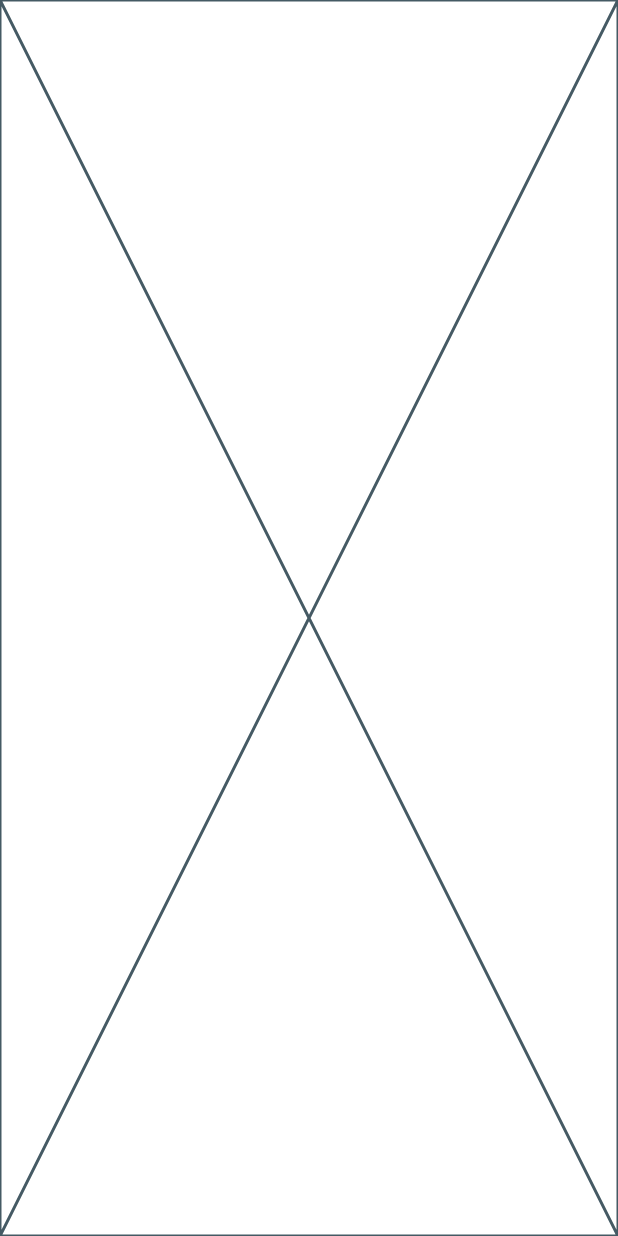
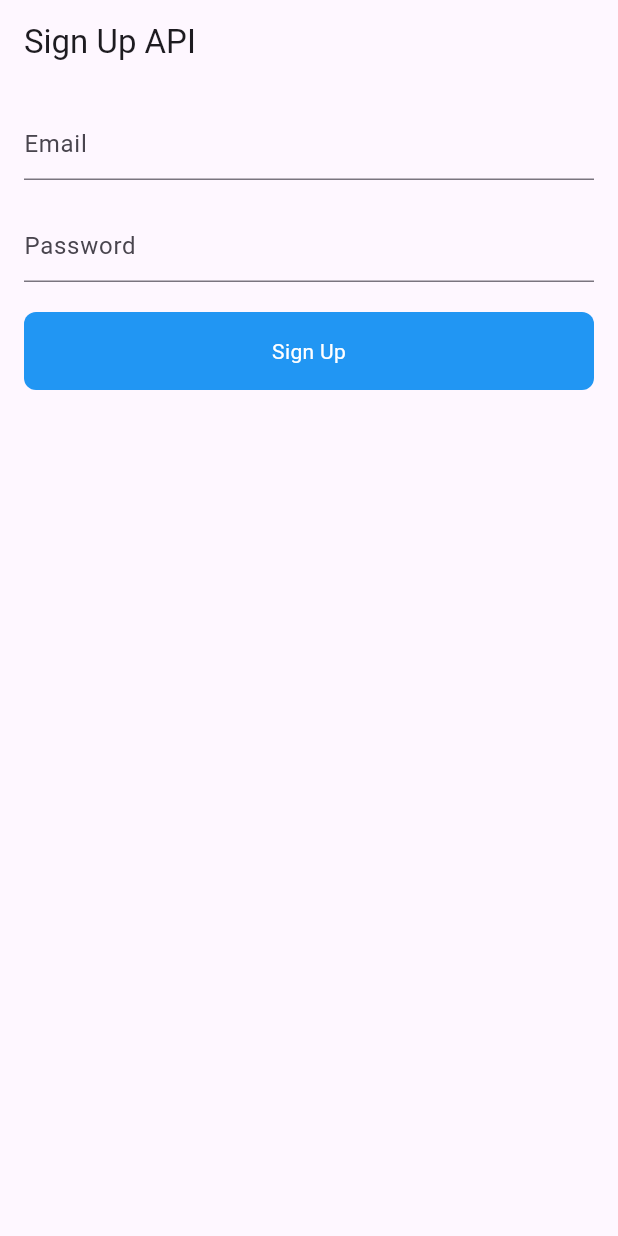
Before and after one commit to hayahahmed08/Flutter-Login-SignUp-with-RestApi, a Flutter app: the screen it shows after launch, on a phone screen of 412 x 824 dp. Run offline on Flutter 3.47's test engine with Material 3 defaults, Android fonts, the phone set to English and light mode, and no system bars.

Commit message:
functionalities include- How to create account/sign up

```diff
--- a/lib/SignUpScreen.dart
+++ b/lib/SignUpScreen.dart
@@ -1,4 +1,7 @@
+import 'dart:convert';
+
 import 'package:flutter/material.dart';
+import 'package:http/http.dart' as http;
 
 class SignUpScreen extends StatefulWidget {
   const SignUpScreen({super.key});
@@ -8,8 +11,143 @@ class SignUpScreen extends StatefulWidget {
 }
 
 class _SignUpScreenState extends State<SignUpScreen> {
+  final TextEditingController passwordController = TextEditingController();
+  final TextEditingController emailController = TextEditingController();
+
+  void login(String email, String password) async {
+    try {
+      http.Response response = await http.post(
+        Uri.parse('https://reqres.in/api/register'),
+        body: {
+          'email': email,
+          'password': password,
+        },
+      );
+      if (response.statusCode == 200) {
+        var data = jsonDecode(response.body.toString());
+        print(data['token']);
+        print('Account created successfully');
+      } else {
+        print('Failed to create account');
+      }
+    } catch (e) {
+      print(e.toString());
+    }
+  }
+
+
   @override
   Widget build(BuildContext context) {
-    return const Placeholder();
+    return Scaffold(
+      appBar: AppBar(
+        title: const Text('Sign Up API'),
+      ),
+      body: SingleChildScrollView(  // Wrap in SingleChildScrollView
+        padding: const EdgeInsets.all(16.0),
+        child: Column(
+          mainAxisAlignment: MainAxisAlignment.center,
+          crossAxisAlignment: CrossAxisAlignment.stretch,
+          children: [
+            TextFormField(
+              controller: emailController,
+              decoration: const InputDecoration(
+                hintText: 'Email',
+              ),
+              keyboardType: TextInputType.emailAddress,
+            ),
+            const SizedBox(height: 20),
+            TextFormField(
+              controller: passwordController,
+              decoration: const InputDecoration(
+                hintText: 'Password',
+              ),
+              obscureText: true,
+            ),
+            const SizedBox(height: 20),
+            GestureDetector(
+              onTap: () {
+                login(
+                  emailController.text.toString(),
+                  passwordController.text.toString(),
+                );
+              },
+              child: Container(
+                padding: const EdgeInsets.all(16.0),
+                decoration: BoxDecoration(
+                  color: Colors.blue,
+                  borderRadius: BorderRadius.circular(8.0),
+                ),
+                child: const Center(
+                  child: Text(
+                    'Sign Up',
+                    style: TextStyle(color: Colors.white),
+                  ),
+                ),
+              ),
+            ),
+          ],
+        ),
+      ),
+    );
   }
 }
+
+
+
+
+
+
+
+CREATE TABLE UserDim
+(
+UserID INT NOT NULL,
+UserName VARCHAR(50) NOT NULL,
+Gender VARCHAR(10) NOT NULL,
+Age INT NOT NULL,
+Location VARCHAR(255) NOT NULL,
+PRIMARY KEY (UserID)
+);
+
+CREATE TABLE VideoDim
+(
+VideoID INT NOT NULL,
+VideoTitle VARCHAR(100) NOT NULL,
+Channel VARCHAR(50) NOT NULL,
+Category VARCHAR(50) NOT NULL,
+UploadDate DATE NOT NULL,
+PRIMARY KEY (VideoID)
+);
+
+CREATE TABLE TimeDim
+(
+DateViewed DATE NOT NULL,
+DayOfWeek VARCHAR(20) NOT NULL,
+Month VARCHAR(20) NOT NULL,
+Year INT NOT NULL,
+PRIMARY KEY (DateViewed)
+);
+
+
+CREATE TABLE DeviceDim
+(
+DeviceID INT NOT NULL,
+DeviceName VARCHAR(100) NOT NULL,
+DeviceType VARCHAR(20) NOT NULL,
+OperatingSystem VARCHAR(50) NOT NULL,
+PRIMARY KEY (DeviceID)
+);
+
+CREATE TABLE VideoViewsFacts
+(
+ViewID INT NOT NULL,
+Duration INT NOT NULL,
+UserID INT NOT NULL,
+DeviceID INT NOT NULL,
+VideoID INT NOT NULL,
+DateViewed DATE NOT NULL,
+PRIMARY KEY (ViewID),
+FOREIGN KEY (UserID) REFERENCES UserDim(UserID),
+FOREIGN KEY (DeviceID) REFERENCES DeviceDim(DeviceID),
+FOREIGN KEY (VideoID) REFERENCES VideoDim(VideoID),
+FOREIGN KEY (DateViewed) REFERENCES TimeDim(DateViewed)
+);
--- a/pubspec.yaml
+++ b/pubspec.yaml
@@ -35,6 +35,9 @@ dependencies:
   # The following adds the Cupertino Icons font to your application.
   # Use with the CupertinoIcons class for iOS style icons.
   cupertino_icons: ^1.0.6
+  modal_progress_hud_nsn: ^0.5.0
+  http: ^1.2.2
+
 
 dev_dependencies:
   flutter_test:
```
Also changed, not shown: pubspec.lock, 1 other file.
